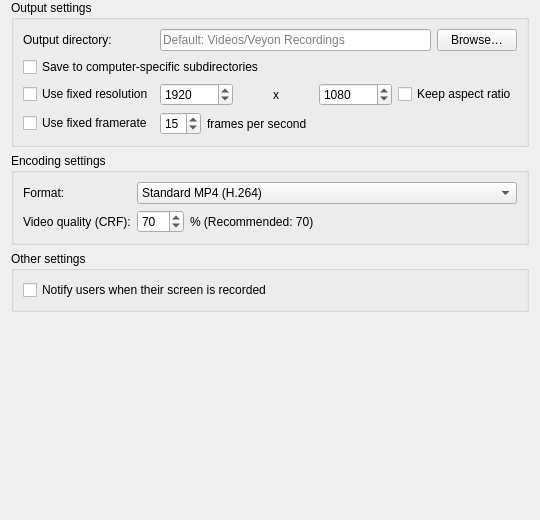
Before: the Qt Designer form screen-recorder/ScreenRecorderConfigurationPage.ui in YellowZaki/Veyon-Community-Addons, drawn with Qt 5.
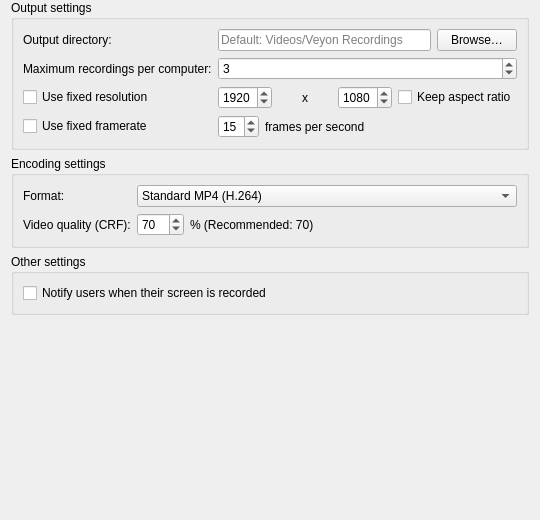
After: the same form once the commit is applied.

Commit message: feat(screen-recorder): always save to computer subdirectories and auto-purge oldest recordings (default 3)

The edit to the form file:
```diff
--- a/screen-recorder/ScreenRecorderConfigurationPage.ui
+++ b/screen-recorder/ScreenRecorderConfigurationPage.ui
@@ -51,10 +51,26 @@
         </item>
        </layout>
       </item>
-      <item row="1" column="0" colspan="2">
-       <widget class="QCheckBox" name="saveToComputerSubdirectories">
+      <item row="1" column="0">
+       <widget class="QLabel" name="label_maxRecordingsPerComputer">
         <property name="text">
-         <string>Save to computer-specific subdirectories</string>
+         <string>Maximum recordings per computer:</string>
+        </property>
+       </widget>
+      </item>
+      <item row="1" column="1">
+       <widget class="QSpinBox" name="maxRecordingsPerComputer">
+        <property name="specialValueText">
+         <string>Unlimited</string>
+        </property>
+        <property name="minimum">
+         <number>0</number>
+        </property>
+        <property name="maximum">
+         <number>999</number>
+        </property>
+        <property name="value">
+         <number>3</number>
         </property>
        </widget>
       </item>
```
The commit also changes 5 other files.
